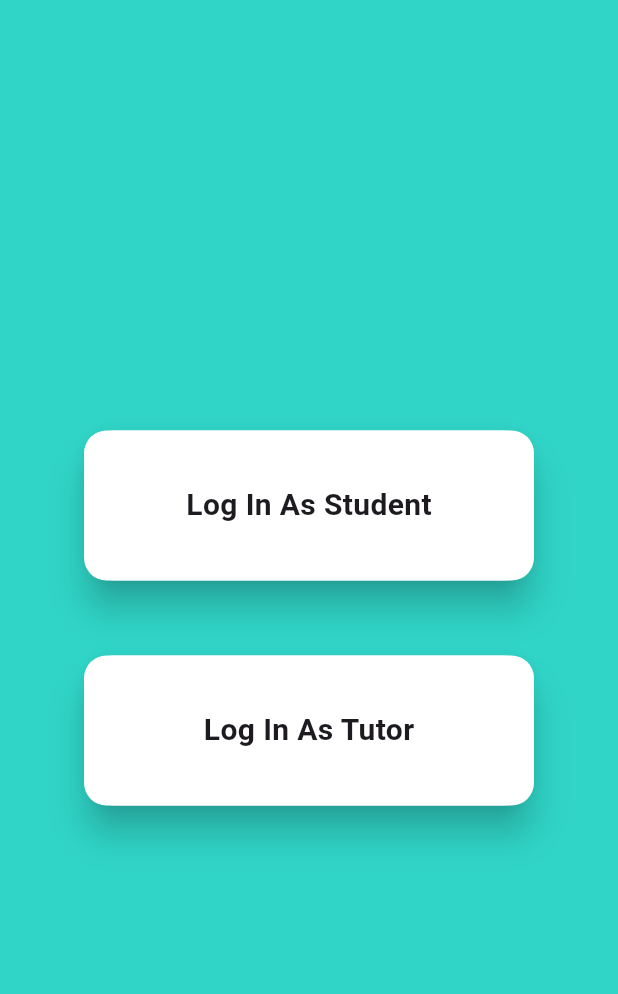
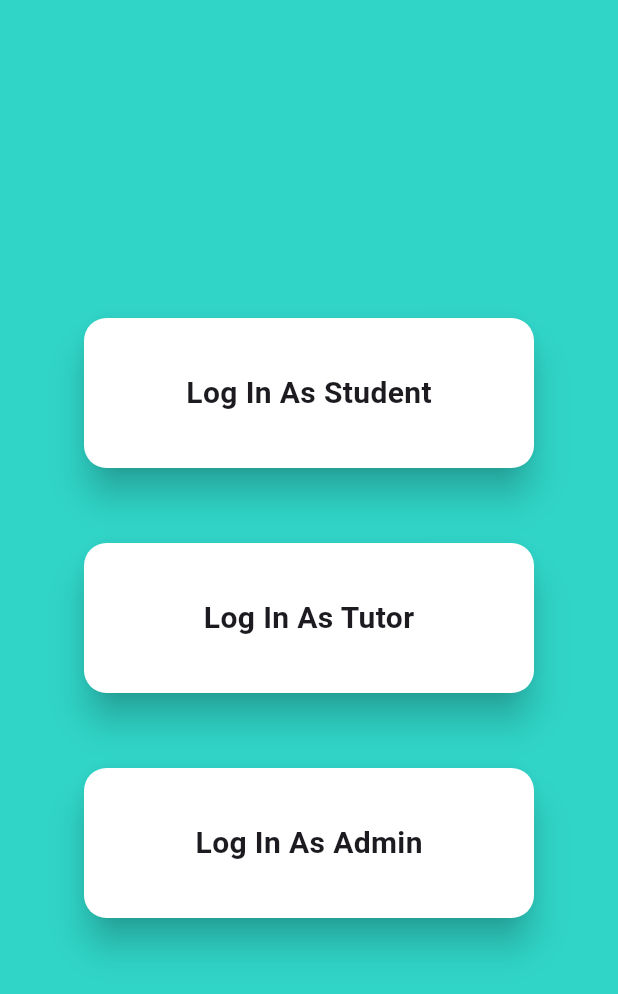
Before and after one commit to ahmed-nussair/tuition, a Flutter app: the screen it shows after launch, on a phone screen of 412 x 824 dp. Shown: the top 994 px of the screen. Run offline on Flutter 3.47's test engine with Material 3 defaults, Android fonts, the phone set to English and light mode, and no system bars; our stand-ins replace cloud_firestore, firebase_core; accounts and stored records are empty.

Commit message:
First Commit

```diff
--- a/lib/start.dart
+++ b/lib/start.dart
@@ -72,6 +72,36 @@ class Start extends StatelessWidget {
                 ),
               ),
             ),
+            const SizedBox(
+              height: 50,
+            ),
+            GestureDetector(
+              onTap: () {
+                // Navigator.of(context).pushReplacement(MaterialPageRoute(
+                //     builder: (context) => const TutorLogin()));
+              },
+              child: Material(
+                shadowColor: Colors.black,
+                elevation: 10.0,
+                borderRadius: BorderRadius.circular(20),
+                child: Container(
+                  height: 100,
+                  width: 300,
+                  alignment: Alignment.center,
+                  decoration: BoxDecoration(
+                    color: Colors.white,
+                    borderRadius: BorderRadius.circular(15),
+                  ),
+                  child: const Text(
+                    'Log In As Admin',
+                    style: TextStyle(
+                      fontSize: 20,
+                      fontWeight: FontWeight.bold,
+                    ),
+                  ),
+                ),
+              ),
+            ),
           ],
         ),
       ),
```
